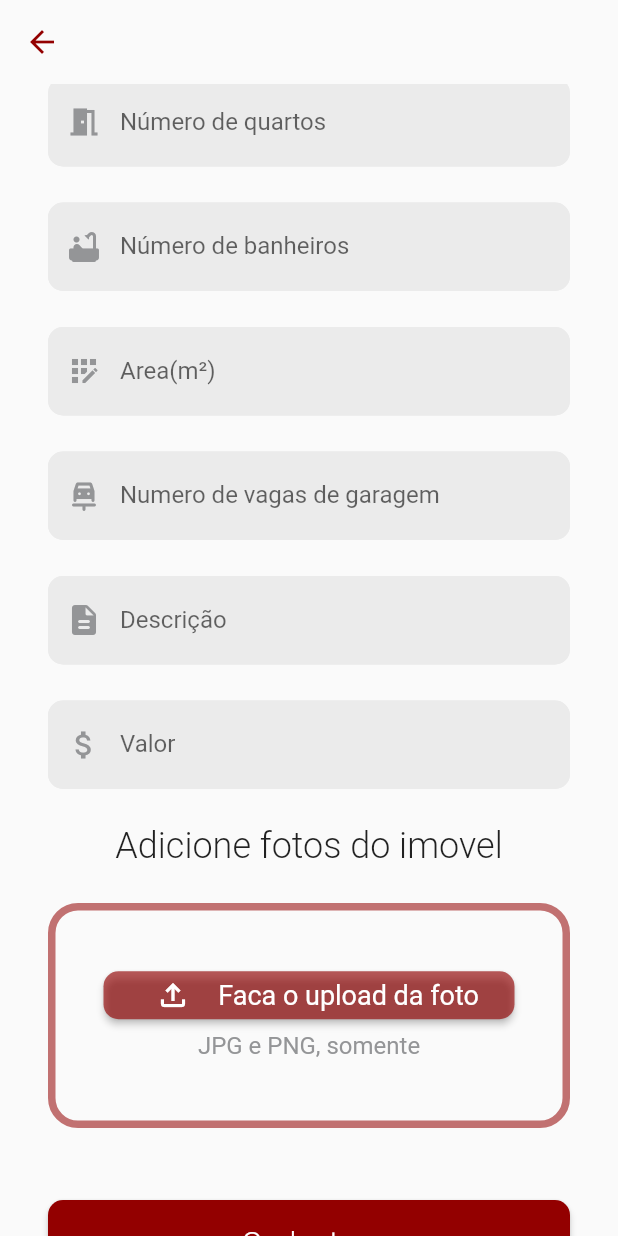
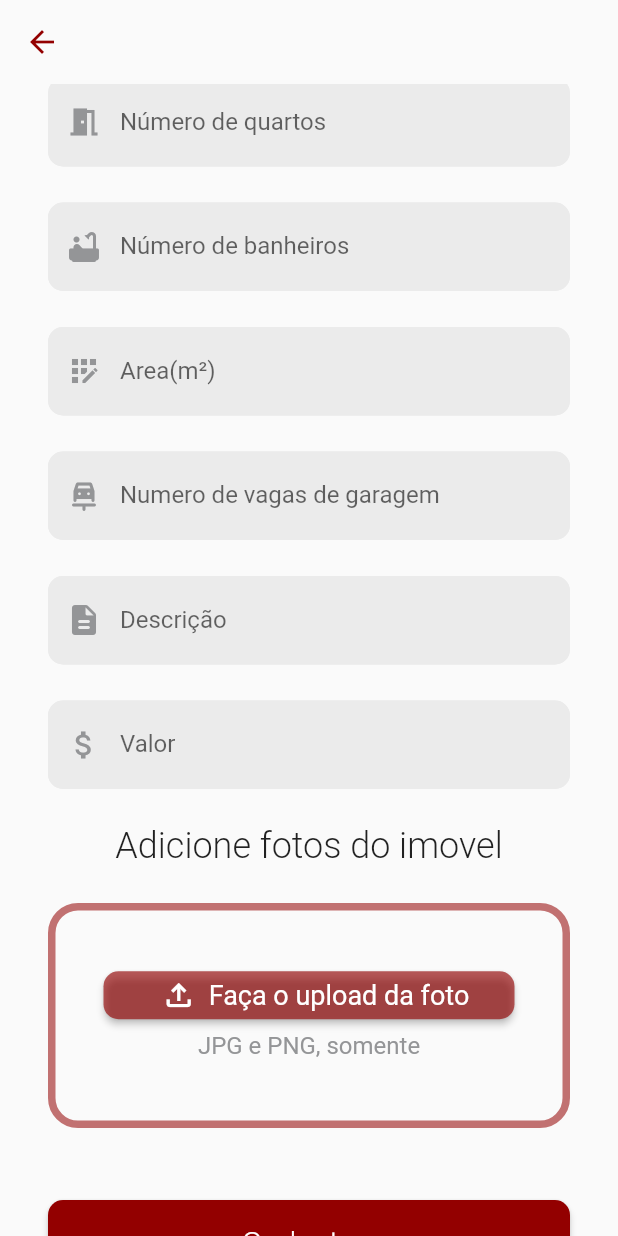
Before and after one commit to LuisPeixoto/buscalar, a Flutter app: the RegisterAnnouncementPage screen opened by its route, scrolled down 576 dp, on a phone screen of 412 x 824 dp. Run offline on Flutter 3.47's test engine with Material 2 defaults, Android fonts, the phone set to English and light mode, and no system bars; our stand-ins replace cloud_firestore, firebase_auth, firebase_core, firebase_storage, flutter_map, flutter_mobx and 8 more; accounts and stored records are empty; generated files the repository leaves out were written again.

Commit message:
fix: layout adapted to all screen sizes

```diff
--- a/lib/app/components/button_small.dart
+++ b/lib/app/components/button_small.dart
@@ -33,16 +33,16 @@ class ButtonSmall extends StatelessWidget {
               crossAxisAlignment: CrossAxisAlignment.center,
               children: [
                 icon != null
-                    ? Expanded(flex: 1, child: Icon(icon, color: Colors.white))
+                    ? Padding(
+                        padding: const EdgeInsets.symmetric(horizontal: 8),
+                        child: Icon(icon, color: Colors.white),
+                      )
                     : SizedBox(),
-                Expanded(
-                  flex: 3,
-                  child: Text(title,
-                      style: TextStyle(
-                          fontSize: 18,
-                          fontWeight: FontWeight.w400,
-                          color: Colors.white)),
-                ),
+                Text(title,
+                    style: TextStyle(
+                        fontSize: 18,
+                        fontWeight: FontWeight.w400,
+                        color: Colors.white)),
               ])),
     );
   }
--- a/lib/app/modules/announcement/announcement_page.dart
+++ b/lib/app/modules/announcement/announcement_page.dart
@@ -286,7 +286,6 @@ class AnnouncementPageState extends State<AnnouncementPage> {
               child: Container(
                 width: double.infinity,
                 height: 59,
-                padding: EdgeInsets.symmetric(horizontal: 12),
                 child: ElevatedButton(
                     style: ElevatedButton.styleFrom(
                       onPrimary: Colors.black87,
@@ -324,6 +323,8 @@ class AnnouncementPageState extends State<AnnouncementPage> {
                       }
                     },
                     child: Row(
+                      mainAxisAlignment: MainAxisAlignment.center,
+                      crossAxisAlignment: CrossAxisAlignment.center,
                       children: const [
                         Icon(Icons.whatsapp, color: Colors.white, size: 28),
                         SizedBox(width: 4),
--- a/lib/app/modules/register_announcement/register_announcement_page.dart
+++ b/lib/app/modules/register_announcement/register_announcement_page.dart
@@ -177,7 +177,7 @@ class RegisterAnnouncementPageState extends State<RegisterAnnouncementPage> {
                     mainAxisAlignment: MainAxisAlignment.center,
                     children: [
                       ButtonSmall(
-                        title: 'Faca o upload da foto',
+                        title: 'Faça o upload da foto',
                         onPress: () async {
                           loading(context);
                           await store.uploadImages();
```
Also changed, not shown: lib/app/components/card-item.dart (+7 -9 lines).
